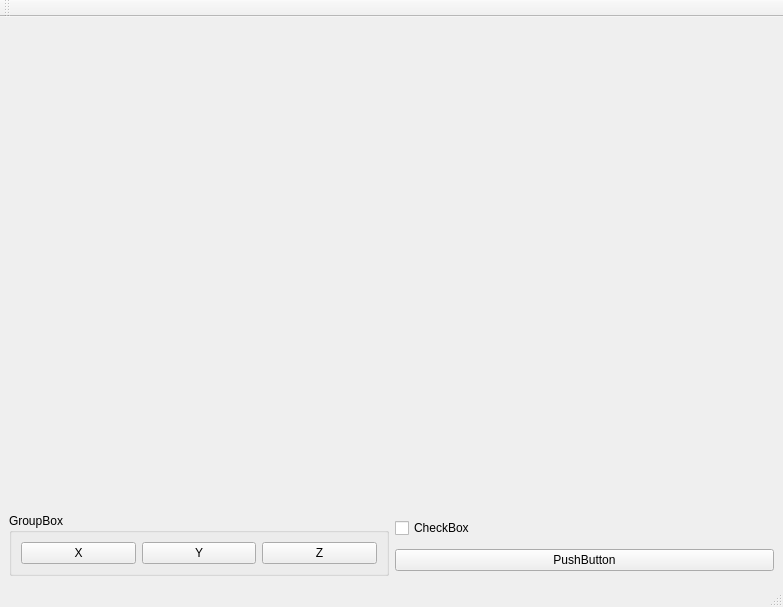
This is examples/QtDesigner/test.ui in coin3d/pivy as Qt 5 draws it before an edit. The edited form follows.
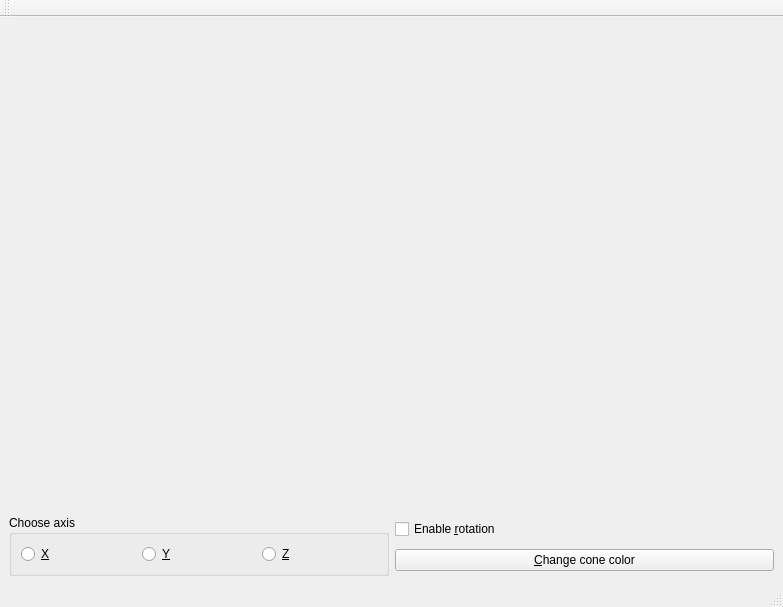
This is the edited form.

What changed in the file:
```diff
--- a/examples/QtDesigner/test.ui
+++ b/examples/QtDesigner/test.ui
@@ -22,27 +22,27 @@
       <item>
        <widget class="QGroupBox" name="buttonGroup" >
         <property name="title" >
-         <string>GroupBox</string>
+         <string>Choose axis</string>
         </property>
         <layout class="QHBoxLayout" >
          <item>
-          <widget class="QPushButton" name="button_x" >
+          <widget class="QRadioButton" name="button_x" >
            <property name="text" >
-            <string>X</string>
+            <string>&amp;X</string>
            </property>
           </widget>
          </item>
          <item>
-          <widget class="QPushButton" name="button_y" >
+          <widget class="QRadioButton" name="button_y" >
            <property name="text" >
-            <string>Y</string>
+            <string>&amp;Y</string>
            </property>
           </widget>
          </item>
          <item>
-          <widget class="QPushButton" name="button_z" >
+          <widget class="QRadioButton" name="button_z" >
            <property name="text" >
-            <string>Z</string>
+            <string>&amp;Z</string>
            </property>
           </widget>
          </item>
@@ -54,14 +54,14 @@
         <item>
          <widget class="QCheckBox" name="checkbox" >
           <property name="text" >
-           <string>CheckBox</string>
+           <string>Enable &amp;rotation</string>
           </property>
          </widget>
         </item>
         <item>
          <widget class="QPushButton" name="button" >
           <property name="text" >
-           <string>PushButton</string>
+           <string>&amp;Change cone color</string>
           </property>
          </widget>
         </item>
```
Left out of the diff: 2 changed lines with no effect on the pictures.
